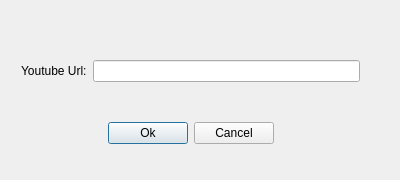
Qt form src/youtube_url_dlg.ui (StevenHuang2020/VideoPlayer) before a commit.
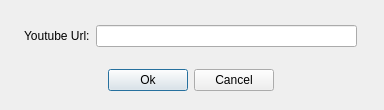
The same form after that commit.

```diff
--- a/src/youtube_url_dlg.ui
+++ b/src/youtube_url_dlg.ui
@@ -6,20 +6,20 @@
    <rect>
     <x>0</x>
     <y>0</y>
-    <width>400</width>
-    <height>180</height>
+    <width>384</width>
+    <height>110</height>
    </rect>
   </property>
   <property name="minimumSize">
    <size>
-    <width>400</width>
-    <height>180</height>
+    <width>384</width>
+    <height>110</height>
    </size>
   </property>
   <property name="maximumSize">
    <size>
-    <width>400</width>
-    <height>180</height>
+    <width>384</width>
+    <height>110</height>
    </size>
   </property>
   <property name="windowTitle">
@@ -31,43 +31,57 @@
      <x>0</x>
      <y>0</y>
      <width>381</width>
-     <height>191</height>
+     <height>108</height>
     </rect>
    </property>
    <layout class="QGridLayout" name="gridLayout">
-    <item row="0" column="1">
-     <spacer name="verticalSpacer_2">
-      <property name="orientation">
-       <enum>Qt::Vertical</enum>
-      </property>
-      <property name="sizeType">
-       <enum>QSizePolicy::Fixed</enum>
-      </property>
-      <property name="sizeHint" stdset="0">
-       <size>
-        <width>20</width>
-        <height>15</height>
-       </size>
-      </property>
-     </spacer>
-    </item>
     <item row="1" column="0">
-     <spacer name="horizontalSpacer_3">
-      <property name="orientation">
-       <enum>Qt::Horizontal</enum>
-      </property>
-      <property name="sizeType">
-       <enum>QSizePolicy::Fixed</enum>
-      </property>
-      <property name="sizeHint" stdset="0">
-       <size>
-        <width>10</width>
-        <height>20</height>
-       </size>
-      </property>
-     </spacer>
+     <layout class="QHBoxLayout" name="horizontalLayout">
+      <item>
+       <spacer name="horizontalSpacer_3">
+        <property name="orientation">
+         <enum>Qt::Horizontal</enum>
+        </property>
+        <property name="sizeType">
+         <enum>QSizePolicy::Minimum</enum>
+        </property>
+        <property name="sizeHint" stdset="0">
+         <size>
+          <width>13</width>
+          <height>20</height>
+         </size>
+        </property>
+       </spacer>
+      </item>
+      <item>
+       <widget class="QLabel" name="label">
+        <property name="text">
+         <string>Youtube Url:</string>
+        </property>
+       </widget>
+      </item>
+      <item>
+       <widget class="QLineEdit" name="lineEdit"/>
+      </item>
+      <item>
+       <spacer name="horizontalSpacer_4">
+        <property name="orientation">
+         <enum>Qt::Horizontal</enum>
+        </property>
+        <property name="sizeType">
+         <enum>QSizePolicy::Minimum</enum>
+        </property>
+        <property name="sizeHint" stdset="0">
+         <size>
+          <width>13</width>
+          <height>20</height>
+         </size>
+        </property>
+       </spacer>
+      </item>
+     </layout>
     </item>
-    <item row="2" column="1">
+    <item row="3" column="0">
      <layout class="QHBoxLayout" name="horizontalLayout_2">
       <item>
        <spacer name="horizontalSpacer">
@@ -111,35 +125,37 @@
       </item>
      </layout>
     </item>
-    <item row="1" column="2">
-     <spacer name="horizontalSpacer_4">
+    <item row="0" column="0">
+     <spacer name="verticalSpacer">
       <property name="orientation">
-       <enum>Qt::Horizontal</enum>
+       <enum>Qt::Vertical</enum>
       </property>
       <property name="sizeType">
        <enum>QSizePolicy::Fixed</enum>
       </property>
       <property name="sizeHint" stdset="0">
        <size>
-        <width>10</width>
-        <height>20</height>
+        <width>20</width>
+        <height>10</height>
        </size>
       </property>
      </spacer>
     </item>
-    <item row="1" column="1">
-     <layout class="QHBoxLayout" name="horizontalLayout">
-      <item>
-       <widget class="QLabel" name="label">
-        <property name="text">
-         <string>Youtube Url:</string>
-        </property>
-       </widget>
-      </item>
-      <item>
-       <widget class="QLineEdit" name="lineEdit"/>
-      </item>
-     </layout>
+    <item row="2" column="0">
+     <spacer name="verticalSpacer_2">
+      <property name="orientation">
+       <enum>Qt::Vertical</enum>
+      </property>
+      <property name="sizeType">
+       <enum>QSizePolicy::Fixed</enum>
+      </property>
+      <property name="sizeHint" stdset="0">
+       <size>
+        <width>20</width>
+        <height>12</height>
+       </size>
+      </property>
+     </spacer>
     </item>
    </layout>
   </widget>
```
Left out of the diff: 2 changed lines with no effect on the pictures.
